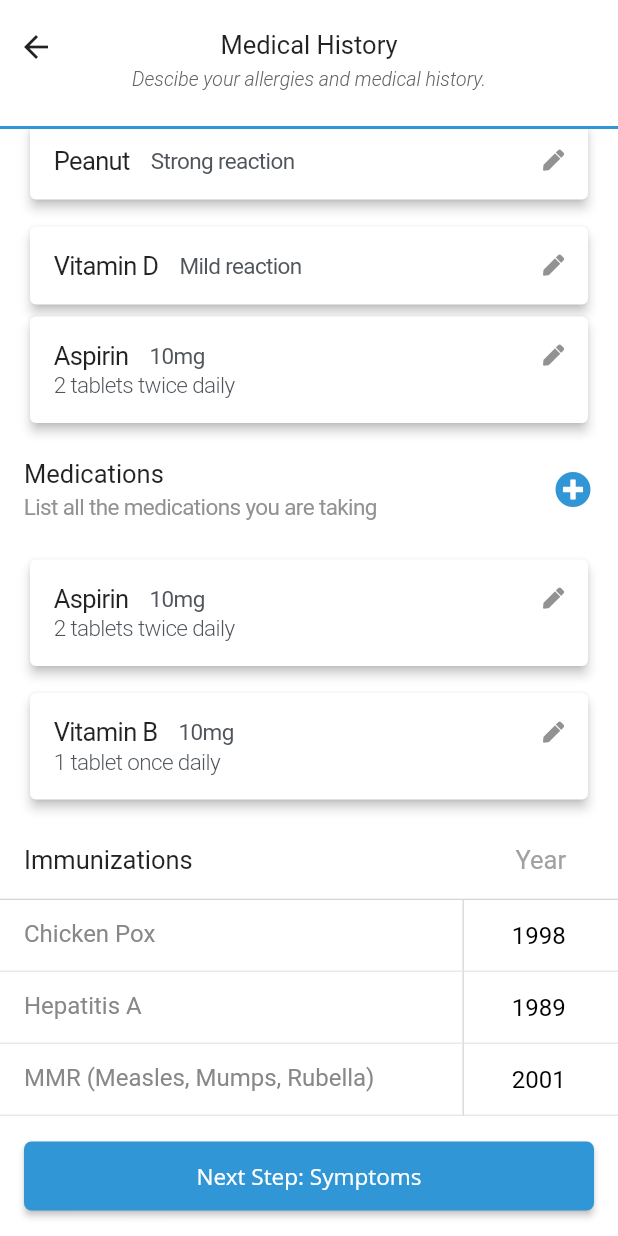
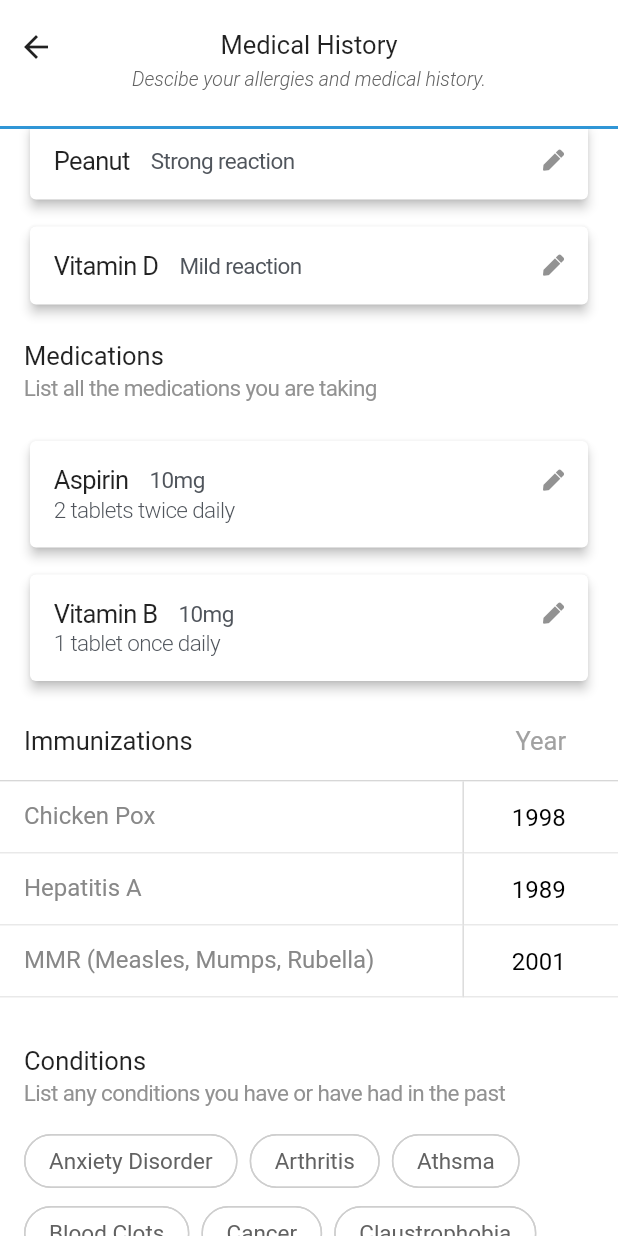
Before and after one commit to rothso/checkin, a Flutter app: the MedicalHistoryScreen screen opened directly, scrolled down 88 dp, on a phone screen of 412 x 824 dp. Run offline on Flutter 3.47's test engine with Material 2 defaults, Android fonts, the light colour scheme and no system bars; our stand-ins replace font_awesome_flutter; Roboto replaces fonts that are missing (Open Sans).

Commit message:
Add chips for selecting medical conditions

```diff
--- a/lib/main.dart
+++ b/lib/main.dart
@@ -731,11 +731,6 @@ class MedicalHistoryScreen extends StatelessWidget {
                           title: "Vitamin D",
                           subtitle: "Mild reaction",
                         ),
-                        DetailCard(
-                          title: "Aspirin",
-                          subtitle: "10mg",
-                          caption: "2 tablets twice daily",
-                        ),
                       ],
                     ),
                     SizedBox(height: 20.0),
@@ -796,6 +791,16 @@ class MedicalHistoryScreen extends StatelessWidget {
                       title: 'MMR (Measles, Mumps, Rubella)',
                       year: '2001',
                     ),
+                    SizedBox(height: 32.0),
+                    DetailListInput(
+                      title: 'Conditions',
+                      subtitle:
+                          'List any conditions you have or have had in the past',
+                      noIcon: true,
+                      children: [
+                        ConditionsInput(),
+                      ],
+                    ),
                     Padding(
                       padding: EdgeInsets.all(16.0),
                       child: RaisedButton(
@@ -825,6 +830,74 @@ class MedicalHistoryScreen extends StatelessWidget {
             ],
           ),
         ),
+      ),
+    );
+  }
+}
+
+class ConditionsInput extends StatefulWidget {
+  @override
+  State createState() => ConditionsInputState();
+}
+
+class ConditionsInputState extends State<ConditionsInput> {
+  static const List<String> _conditions = [
+    "Anxiety Disorder",
+    "Arthritis",
+    "Athsma",
+    "Blood Clots",
+    "Cancer",
+    "Claustrophobia",
+    "Diabetes",
+    "Dialysis",
+    "Heart Attack",
+    "High Blood Pressure",
+    "Overactive Thyroid",
+    "Liver Disease",
+    "Stroke",
+    "Tuberculosis"
+  ];
+
+  final List<String> _selected = [];
+
+  void _handleOnSelected(String condition) {
+    setState(() => _selected.contains(condition)
+        ? _selected.remove(condition)
+        : _selected.add(condition));
+  }
+
+  @override
+  Widget build(BuildContext context) {
+    return Theme(
+      data: Theme.of(context).copyWith(
+        chipTheme: Theme.of(context).chipTheme.copyWith(
+              secondarySelectedColor: Color(0xFF3096D6),
+              backgroundColor: Colors.white,
+              padding: EdgeInsets.all(8.0),
+              labelStyle: TextStyle(color: Color(0xFF626262), fontSize: 15.0),
+              secondaryLabelStyle: TextStyle(
+                color: Colors.white,
+                fontSize: 15.0,
+              ),
+            ),
+      ),
+      child: Wrap(
+        spacing: 8.0,
+        children: [
+          for (var choice in _conditions)
+            ChoiceChip(
+              label: Text(choice),
+              selected: _selected.contains(choice),
+              onSelected: (selected) => _handleOnSelected(choice),
+              shape: StadiumBorder(
+                side: BorderSide(
+                  color: _selected.contains(choice)
+                      ? Color(0xFF3096D6)
+                      : Color(0xFFCECECE),
+                ),
+              ),
+            ),
+        ],
       ),
     );
   }
@@ -888,10 +961,12 @@ class DetailListInput extends StatelessWidget {
   final List<Widget> children;
   final String title;
   final String subtitle;
+  final bool noIcon;
 
   DetailListInput({
     @required this.title,
     @required this.subtitle,
+    this.noIcon = true,
     this.children = const [],
   });
 
@@ -928,6 +1003,7 @@ class DetailListInput extends StatelessWidget {
                     ],
                   ),
                 ),
+                if (!noIcon)
                   Padding(
                     padding: EdgeInsets.only(right: 2.0),
                     child: Icon(
```
Lines whose indentation alone changed are shown as unchanged.
